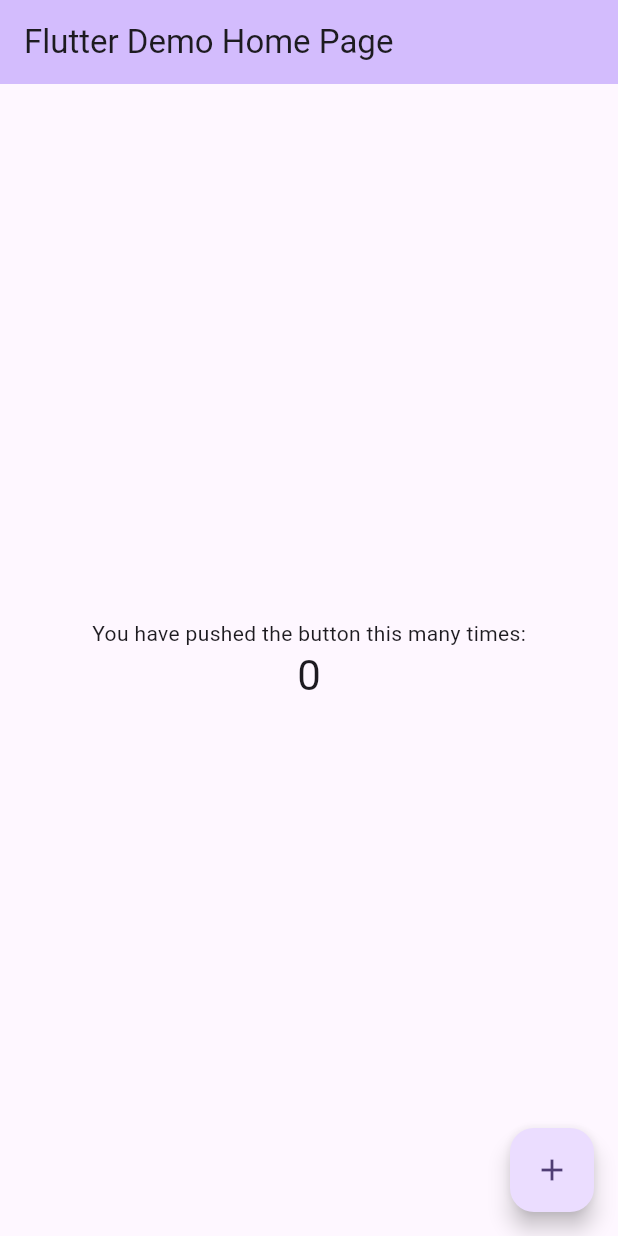
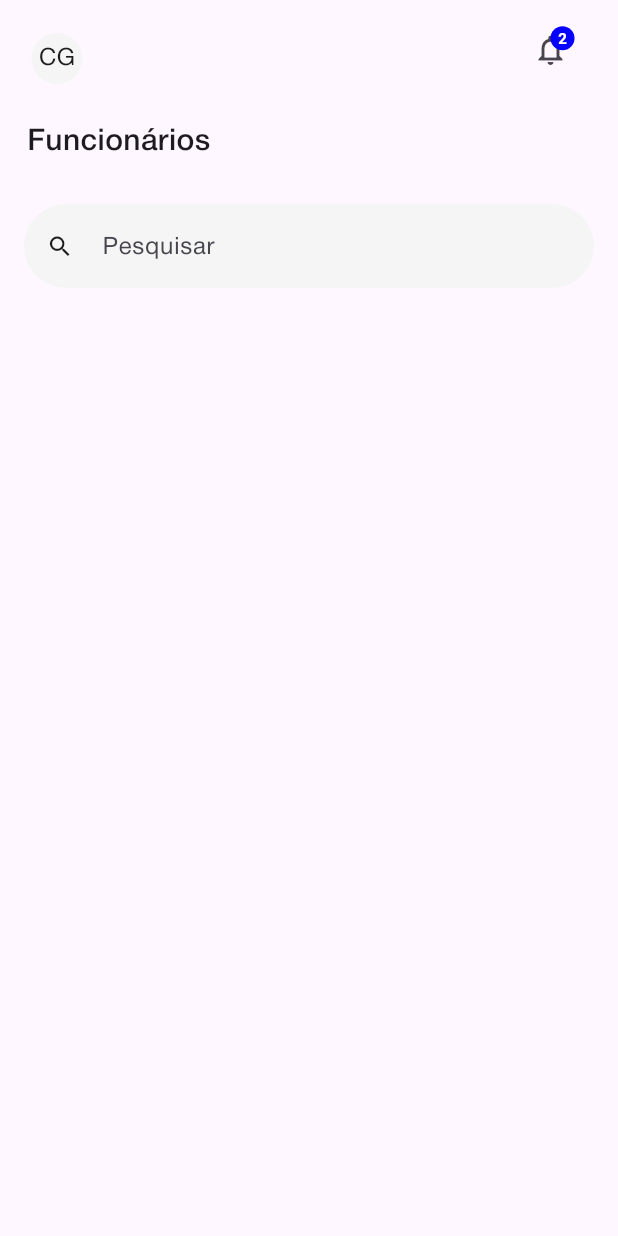
Before and after one commit to RobertsFerreira/betalent_app, a Flutter app: the screen it shows after launch, on a phone screen of 412 x 824 dp. Run offline on Flutter 3.47's test engine with Material 3 defaults, Android fonts, the phone set to English and light mode, and no system bars; our stand-ins replace dio.

Commit message:
style(fonts): Included Helvetica font in the project

```diff
--- a/lib/src/app/app_widget.dart
+++ b/lib/src/app/app_widget.dart
@@ -8,6 +8,7 @@ class AppWidget extends StatelessWidget {
   Widget build(BuildContext context) {
     return MaterialApp(
       title: 'Flutter Demo',
+      debugShowCheckedModeBanner: false,
       theme: ThemeData(
         colorScheme: ColorScheme.fromSeed(seedColor: Colors.deepPurple),
         useMaterial3: true,
--- /dev/null
+++ b/lib/src/home/components/text_field_component.dart
@@ -0,0 +1,34 @@
+import 'package:flutter/material.dart';
+
+class TextFieldComponent extends StatelessWidget {
+  final String hintText;
+  const TextFieldComponent({super.key, required this.hintText});
+
+  @override
+  Widget build(BuildContext context) {
+    return Padding(
+      padding: const EdgeInsets.symmetric(horizontal: 16, vertical: 12),
+      child: TextFormField(
+        decoration: InputDecoration(
+          filled: true,
+          fillColor: const Color(0xFFF5F5F5),
+          prefixIcon: const Icon(
+            Icons.search,
+            size: 18,
+            color: Color(0xFF1C1C1C),
+          ),
+          border: OutlineInputBorder(
+            borderRadius: BorderRadius.circular(100),
+            borderSide: BorderSide.none,
+          ),
+          hintText: hintText,
+          hintStyle: const TextStyle(
+            fontSize: 16,
+            fontFamily: 'HelveticaNeue',
+            fontWeight: FontWeight.w400,
+          ),
+        ),
+      ),
+    );
+  }
+}
--- a/lib/src/home/pages/home_page.dart
+++ b/lib/src/home/pages/home_page.dart
@@ -1,4 +1,6 @@
 import 'package:flutter/material.dart';
+
+import '../components/text_field_component.dart';
 
 class HomePage extends StatefulWidget {
   const HomePage({super.key, required this.title});
@@ -10,39 +12,65 @@ class HomePage extends StatefulWidget {
 }
 
 class _HomePageState extends State<HomePage> {
-  int _counter = 0;
-
-  void _incrementCounter() {
-    setState(() {
-      _counter++;
-    });
-  }
-
   @override
   Widget build(BuildContext context) {
     return Scaffold(
       appBar: AppBar(
-        backgroundColor: Theme.of(context).colorScheme.inversePrimary,
-        title: Text(widget.title),
+        leading: const Padding(
+          padding: EdgeInsets.only(left: 20, top: 22),
+          child: SizedBox(
+            height: 45,
+            width: 45,
+            child: CircleAvatar(
+              radius: 106.38,
+              backgroundColor: Color(0xFFF5F5F5),
+              child: Text(
+                'CG',
+                style: TextStyle(
+                  fontSize: 16,
+                  fontFamily: 'HelveticaNeue',
+                  fontWeight: FontWeight.w400,
+                  color: Color(0xff1c1c1c),
+                ),
+              ),
+            ),
+          ),
+        ),
+        actions: [
+          Padding(
+            padding: const EdgeInsets.only(top: 11, right: 21),
+            child: IconButton(
+              onPressed: () {},
+              icon: const Badge(
+                backgroundColor: Color(0xff0500ff),
+                label: Text(
+                  '2',
+                  style: TextStyle(fontSize: 10, fontWeight: FontWeight.w700),
+                ),
+                child: Icon(Icons.notifications_none_outlined, size: 24),
+              ),
+            ),
+          ),
+        ],
       ),
-      body: Center(
-        child: Column(
-          mainAxisAlignment: MainAxisAlignment.center,
-          children: <Widget>[
-            const Text(
-              'You have pushed the button this many times:',
+      body: const Column(
+        crossAxisAlignment: CrossAxisAlignment.start,
+        children: [
+          SizedBox(height: 24),
+          Padding(
+            padding: EdgeInsets.only(left: 18),
+            child: Text(
+              'Funcionários',
+              style: TextStyle(
+                fontSize: 20,
+                fontFamily: 'HelveticaNeue',
+                fontWeight: FontWeight.w500,
+              ),
             ),
-            Text(
-              '$_counter',
-              style: Theme.of(context).textTheme.headlineMedium,
-            ),
-          ],
-        ),
-      ),
-      floatingActionButton: FloatingActionButton(
-        onPressed: _incrementCounter,
-        tooltip: 'Increment',
-        child: const Icon(Icons.add),
+          ),
+          SizedBox(height: 15),
+          TextFieldComponent(hintText: 'Pesquisar'),
+        ],
       ),
     );
   }
```
Also changed, not shown: pubspec.yaml (+8 -7 lines), assets/fonts/HelveticaNeueMedium.otf (added), assets/fonts/HelveticaNeueRoman.otf (added).
